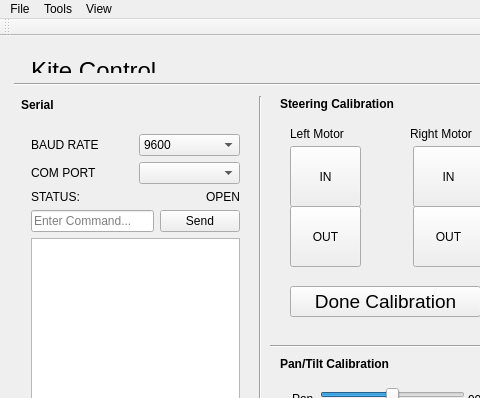
adrienemery/zenith-wind-power, file KiteControl-Qt/mainwindow.ui: the form before one commit; both pictures show x 0 to 480 and y 0 to 398 of the 805 by 646 pixel window.
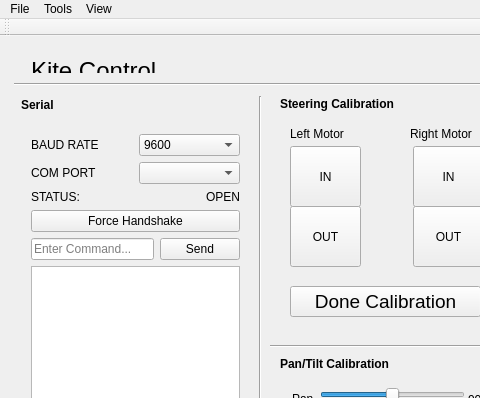
The form after the commit.

Patch:
```diff
--- a/KiteControl-Qt/mainwindow.ui
+++ b/KiteControl-Qt/mainwindow.ui
@@ -532,6 +532,13 @@
        </item>
       </layout>
      </item>
+     <item>
+      <widget class="QPushButton" name="forceHandshakeButton">
+       <property name="text">
+        <string>Force Handshake</string>
+       </property>
+      </widget>
+     </item>
      <item>
       <layout class="QHBoxLayout" name="horizontalLayout_9">
        <item>
```
